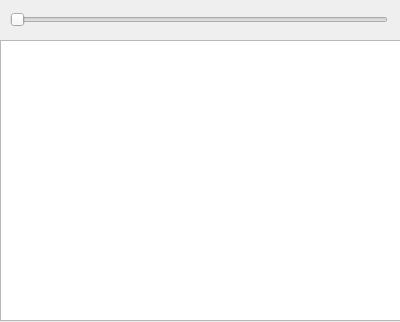
First picture: the form in ui/vysledeklicovanidvou.ui, repository RaphCucul/Image-registration-GUI, before the edit.
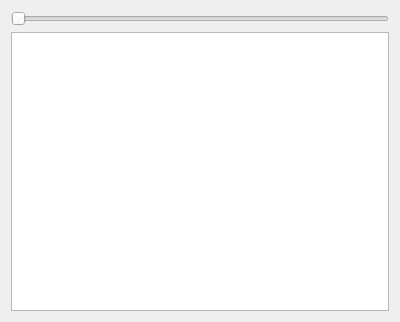
Second picture: the form after the edit.

```diff
--- a/ui/vysledeklicovanidvou.ui
+++ b/ui/vysledeklicovanidvou.ui
@@ -13,24 +13,14 @@
   <property name="windowTitle">
    <string>Dialog</string>
   </property>
-  <widget class="QGraphicsView" name="vysledekLicovani">
-   <property name="geometry">
-    <rect>
-     <x>0</x>
-     <y>40</y>
-     <width>401</width>
-     <height>281</height>
-    </rect>
-   </property>
-  </widget>
+  <layout class="QVBoxLayout" name="verticalLayout">
+   <item>
   <widget class="QSlider" name="vyberSnimek">
-   <property name="geometry">
-    <rect>
-     <x>10</x>
-     <y>10</y>
-     <width>378</width>
-     <height>20</height>
-    </rect>
+     <property name="sizePolicy">
+      <sizepolicy hsizetype="Preferred" vsizetype="Fixed">
+       <horstretch>0</horstretch>
+       <verstretch>0</verstretch>
+      </sizepolicy>
    </property>
    <property name="maximum">
     <number>1</number>
@@ -39,6 +29,18 @@
     <enum>Qt::Horizontal</enum>
    </property>
   </widget>
+   </item>
+   <item>
+    <widget class="QGraphicsView" name="vysledekLicovani">
+     <property name="sizePolicy">
+      <sizepolicy hsizetype="Expanding" vsizetype="Expanding">
+       <horstretch>0</horstretch>
+       <verstretch>0</verstretch>
+      </sizepolicy>
+     </property>
+    </widget>
+   </item>
+  </layout>
  </widget>
  <resources/>
  <connections/>
```
Lines whose indentation alone changed are shown as unchanged.
